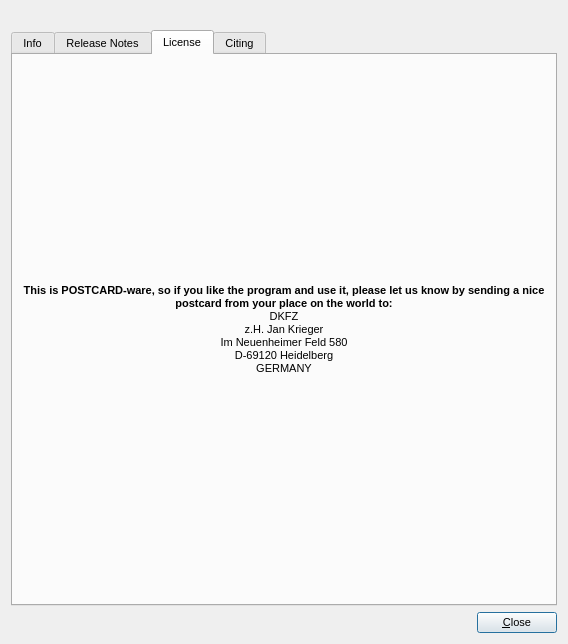
Above: application/about.ui from jkriege2/QuickFit3 before the change. Below: the same form after it.
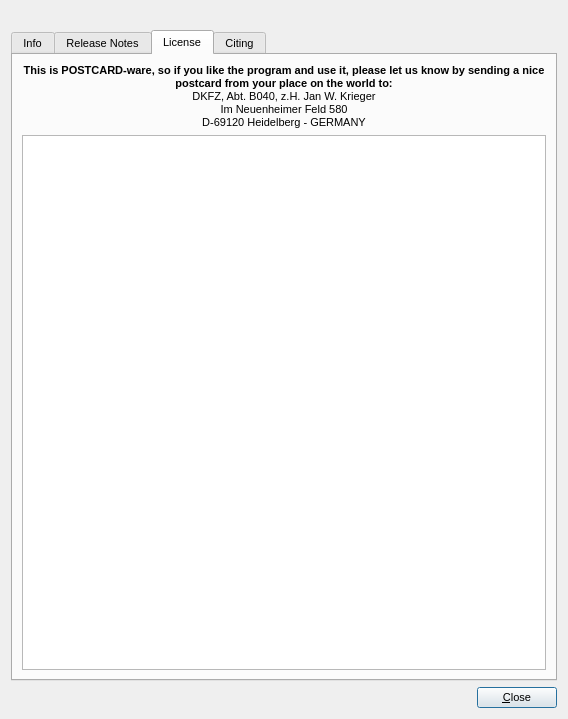
That is the form after the change. The open tabs and pages were chosen to show the change. Icons and pictures are not drawn.

```diff
--- a/application/about.ui
+++ b/application/about.ui
@@ -10,7 +10,7 @@
     <x>0</x>
     <y>0</y>
     <width>568</width>
-    <height>644</height>
+    <height>719</height>
    </rect>
   </property>
   <property name="sizePolicy">
@@ -88,7 +88,7 @@
        <item>
         <widget class="QLabel" name="labLicense">
          <property name="text">
-          <string>&lt;b&gt;This is POSTCARD-ware, so if you like the program and use it, please let us know by sending a nice postcard from your place on the world to:&lt;/b&gt;&lt;br&gt;DKFZ&lt;br&gt;z.H. Jan Krieger&lt;br&gt;Im Neuenheimer Feld 580&lt;br&gt;D-69120 Heidelberg&lt;br&gt;GERMANY</string>
+          <string>&lt;b&gt;This is POSTCARD-ware, so if you like the program and use it, please let us know by sending a nice postcard from your place on the world to:&lt;/b&gt;&lt;br&gt;DKFZ, Abt. B040, z.H. Jan W. Krieger&lt;br&gt;Im Neuenheimer Feld 580&lt;br&gt;D-69120 Heidelberg - GERMANY</string>
          </property>
          <property name="alignment">
           <set>Qt::AlignCenter</set>
@@ -98,6 +98,13 @@
          </property>
         </widget>
        </item>
+       <item>
+        <widget class="QTextBrowser" name="edtLicense">
+         <property name="openExternalLinks">
+          <bool>true</bool>
+         </property>
+        </widget>
+       </item>
       </layout>
      </widget>
      <widget class="QWidget" name="tab_3">
```
